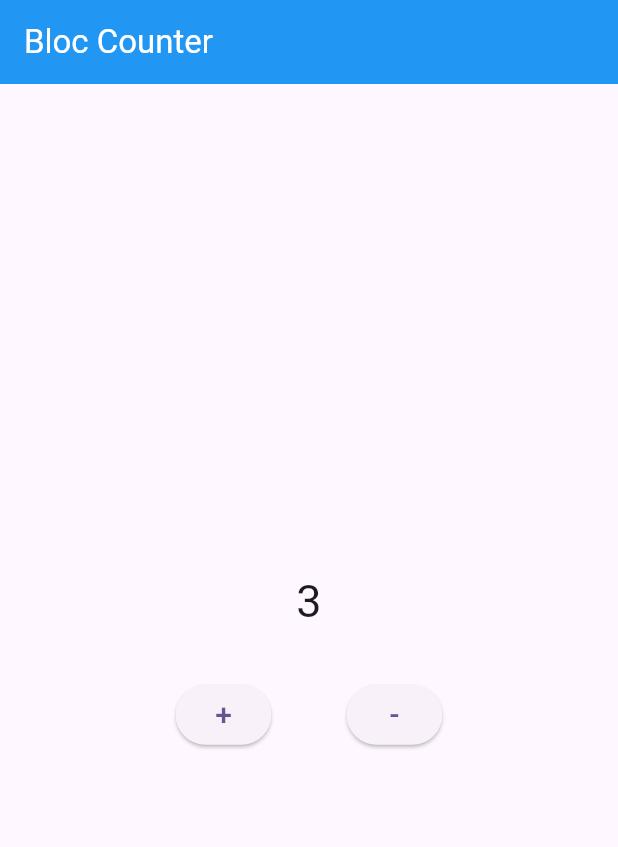
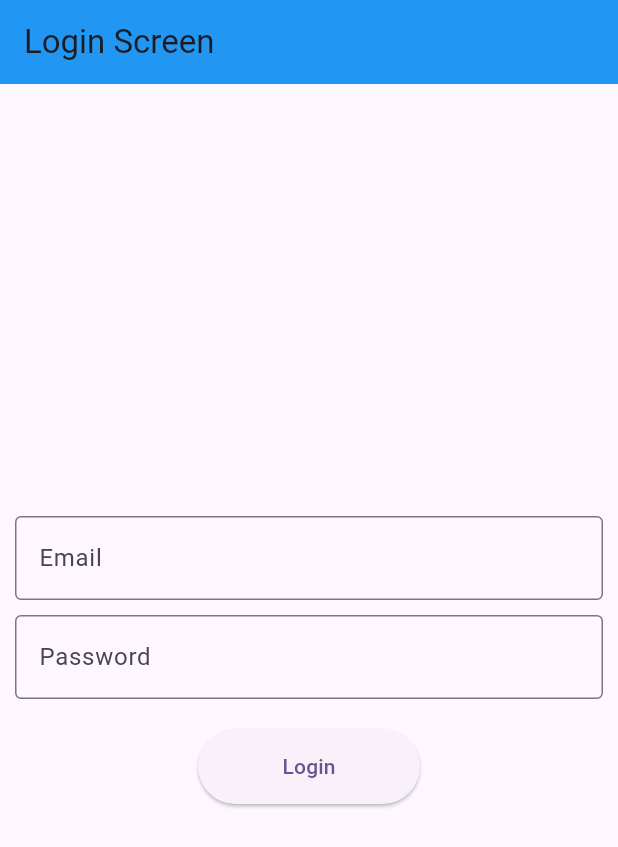
Before and after one commit to Adiikust/Bloc-Counter, a Flutter app: the screen it shows after launch, on a phone screen of 412 x 824 dp. Shown: the top 847 px of the screen. Run offline on Flutter 3.47's test engine with Material 3 defaults, Android fonts, the phone set to English and light mode, and no system bars; our stand-ins replace bloc, equatable, flutter_bloc, image_picker, shared_preferences.

Commit message:
Login API Done

```diff
--- /dev/null
+++ b/lib/bloc/login/login_bloc.dart
@@ -0,0 +1,55 @@
+import 'dart:convert';
+
+import 'package:bloc/bloc.dart';
+import 'package:bloc_counter/bloc/login/login_event.dart';
+import 'package:bloc_counter/bloc/login/login_state.dart';
+import 'package:bloc_counter/utils/enum.dart';
+import 'package:http/http.dart' as http;
+import 'package:shared_preferences/shared_preferences.dart';
+
+class LoginBloc extends Bloc<LoginEvent, LoginState> {
+  LoginBloc() : super(const LoginState()) {
+    on<EmailValidation>(_emailValidation);
+    on<PasswordValidation>(_passwordValidation);
+    on<ApiCall>(_apiCall);
+  }
+
+  void _emailValidation(EmailValidation event, Emitter<LoginState> emit) {
+    emit(state.copyWith(email: event.email));
+  }
+
+  void _passwordValidation(PasswordValidation event, Emitter<LoginState> emit) {
+    emit(state.copyWith(password: event.password));
+  }
+
+  Future<void> _apiCall(ApiCall event, Emitter<LoginState> emit) async {
+    emit(state.copyWith(userState: UserState.loading));
+    getHeaders() {
+      return {
+        'Accept': 'application/json',
+      };
+    }
+
+    const String url = "https://reqres.in/api/login";
+    try {
+      final formData = {
+        'email': state.email,
+        'password': state.password,
+      };
+      final response = await http.post(Uri.parse(url),
+          body: formData, headers: getHeaders());
+      print("Response status code: ${response.statusCode}");
+      if (response.statusCode == 200) {
+        emit(state.copyWith(userState: UserState.loaded));
+        Map<String, dynamic> jsonData = jsonDecode(response.body.toString());
+        final SharedPreferences prefs = await SharedPreferences.getInstance();
+        await prefs.setString('token', jsonData['token']);
+        print(response.body.toString());
+        print("token ${prefs.get('token')}");
+      }
+    } catch (error) {
+      emit(state.copyWith(userState: UserState.error));
+      print("Error: $error");
+    }
+  }
+}
--- /dev/null
+++ b/lib/bloc/login/login_event.dart
@@ -0,0 +1,24 @@
+import 'package:equatable/equatable.dart';
+
+abstract class LoginEvent extends Equatable {
+  @override
+  List<Object?> get props => [];
+}
+
+class EmailValidation extends LoginEvent {
+  final String email;
+  EmailValidation({required this.email});
+  @override
+  // TODO: implement props
+  List<Object?> get props => [email];
+}
+
+class PasswordValidation extends LoginEvent {
+  final String password;
+  PasswordValidation({required this.password});
+  @override
+  // TODO: implement props
+  List<Object?> get props => [password];
+}
+
+class ApiCall extends LoginEvent {}
--- /dev/null
+++ b/lib/bloc/login/login_state.dart
@@ -0,0 +1,25 @@
+import 'package:bloc_counter/utils/enum.dart';
+import 'package:equatable/equatable.dart';
+
+class LoginState extends Equatable {
+  final String email;
+  final String password;
+  final UserState userState;
+
+  const LoginState({
+    this.email = "",
+    this.userState = UserState.loading,
+    this.password = "",
+  });
+
+  LoginState copyWith({String? email, String? password, UserState? userState}) {
+    return LoginState(
+      userState: userState ?? this.userState,
+      email: email ?? this.email,
+      password: password ?? this.password,
+    );
+  }
+
+  @override
+  List<Object?> get props => [email, password, userState];
+}
--- a/lib/main.dart
+++ b/lib/main.dart
@@ -1,10 +1,10 @@
 import 'package:bloc_counter/bloc/comment/comment_bloc.dart';
-import 'package:bloc_counter/bloc/counter/counter_bloc.dart';
 import 'package:bloc_counter/bloc/image/image_bloc.dart';
 import 'package:bloc_counter/bloc/switch/switch_bloc.dart';
 import 'package:bloc_counter/bloc/todo/todo_bloc.dart';
 import 'package:bloc_counter/utils/image_pick_utils.dart';
-import 'package:bloc_counter/view/home_view.dart';
+import 'package:bloc_counter/view/login_view.dart';
+import 'package:bloc_counter/view/splash_view.dart';
 import 'package:flutter/material.dart';
 import 'package:flutter_bloc/flutter_bloc.dart';
 
@@ -33,7 +33,7 @@ class MyApp extends StatelessWidget {
           colorScheme: ColorScheme.fromSeed(seedColor: Colors.deepPurple),
           useMaterial3: true,
         ),
-        home: const HomeView(),
+        home: const SplashView(),
       ),
     );
   }
--- /dev/null
+++ b/lib/view/login_view.dart
@@ -0,0 +1,123 @@
+import 'package:bloc_counter/bloc/login/login_bloc.dart';
+import 'package:bloc_counter/bloc/login/login_event.dart';
+import 'package:bloc_counter/bloc/login/login_state.dart';
+import 'package:bloc_counter/utils/enum.dart';
+import 'package:bloc_counter/view/home_view.dart';
+import 'package:flutter/cupertino.dart';
+import 'package:flutter/material.dart';
+import 'package:flutter_bloc/flutter_bloc.dart';
+
+class LoginView extends StatefulWidget {
+  const LoginView({super.key});
+
+  @override
+  State<LoginView> createState() => _LoginViewState();
+}
+
+class _LoginViewState extends State<LoginView> {
+  final TextEditingController _emailTextController = TextEditingController();
+  final TextEditingController _passwordTextController = TextEditingController();
+
+  late LoginBloc _loginBloc;
+  @override
+  void initState() {
+    super.initState();
+    _loginBloc = LoginBloc();
+  }
+
+  @override
+  void dispose() {
+    _emailTextController.clear();
+    _passwordTextController.clear();
+    _loginBloc.close();
+    super.dispose();
+  }
+
+  @override
+  Widget build(BuildContext context) {
+    return Scaffold(
+        appBar: AppBar(title: const Text("Login Screen")),
+        body: BlocProvider(
+          create: (context) => _loginBloc,
+          child: Padding(
+            padding: const EdgeInsets.symmetric(horizontal: 10),
+            child: Column(
+              mainAxisAlignment: MainAxisAlignment.center,
+              crossAxisAlignment: CrossAxisAlignment.center,
+              children: [
+                BlocBuilder<LoginBloc, LoginState>(
+                  buildWhen: (previous, current) =>
+                      previous.email != current.email,
+                  builder: (context, state) {
+                    return TextFormField(
+                      controller: _emailTextController,
+                      decoration: const InputDecoration(
+                          hintText: "Email", border: OutlineInputBorder()),
+                      onChanged: (value) => context
+                          .read<LoginBloc>()
+                          .add(EmailValidation(email: value)),
+                    );
+                  },
+                ),
+                const SizedBox(height: 10),
+                BlocBuilder<LoginBloc, LoginState>(
+                  buildWhen: (previous, current) =>
+                      previous.password != current.password,
+                  builder: (context, state) {
+                    return TextFormField(
+                      controller: _passwordTextController,
+                      decoration: const InputDecoration(
+                          hintText: "Password", border: OutlineInputBorder()),
+                      onChanged: (value) => context
+                          .read<LoginBloc>()
+                          .add(PasswordValidation(password: value)),
+                    );
+                  },
+                ),
+                const SizedBox(height: 20),
+                BlocListener<LoginBloc, LoginState>(
+                  listener: (context, state) {
+                    if (state.userState == UserState.loading) {
+                      const CupertinoActivityIndicator(
+                        color: Colors.blue,
+                        radius: 30,
+                      );
+                    }
+                    if (state.userState == UserState.loaded) {
+                      ScaffoldMessenger.of(context).showSnackBar(
+                        const SnackBar(
+                          content: Text('Successfully login'),
+                          duration: Duration(seconds: 2),
+                        ),
+                      );
+                      Navigator.pushReplacement(context,
+                          MaterialPageRoute(builder: (_) => const HomeView()));
+                    }
+                    if (state.userState == UserState.error) {
+                      ScaffoldMessenger.of(context).showSnackBar(
+                        const SnackBar(
+                          content: Text('Try Again'),
+                          duration: Duration(seconds: 2),
+                        ),
+                      );
+                    }
+                  },
+                  child: BlocBuilder<LoginBloc, LoginState>(
+                    builder: (context, state) {
+                      return ElevatedButton(
+                          onPressed: () {
+                            context.read<LoginBloc>().add(ApiCall());
+                          },
+                          child: const SizedBox(
+                              height: 50,
+                              width: 100,
+                              child: Center(child: Text("Login"))));
+                    },
+                  ),
+                ),
+              ],
+            ),
+          ),
+        ));
+  }
+}
--- a/pubspec.yaml
+++ b/pubspec.yaml
@@ -40,6 +40,7 @@ dependencies:
   equatable: ^2.0.5
   image_picker: ^1.1.0
   http:
+  shared_preferences:
 
 dev_dependencies:
   flutter_test:
```
Also changed, not shown: lib/view/home_view.dart (+17 -0 lines), lib/view/splash_view.dart (added, +40 -0 lines), lib/bloc/login/login_model.dart (added), pubspec.lock.
